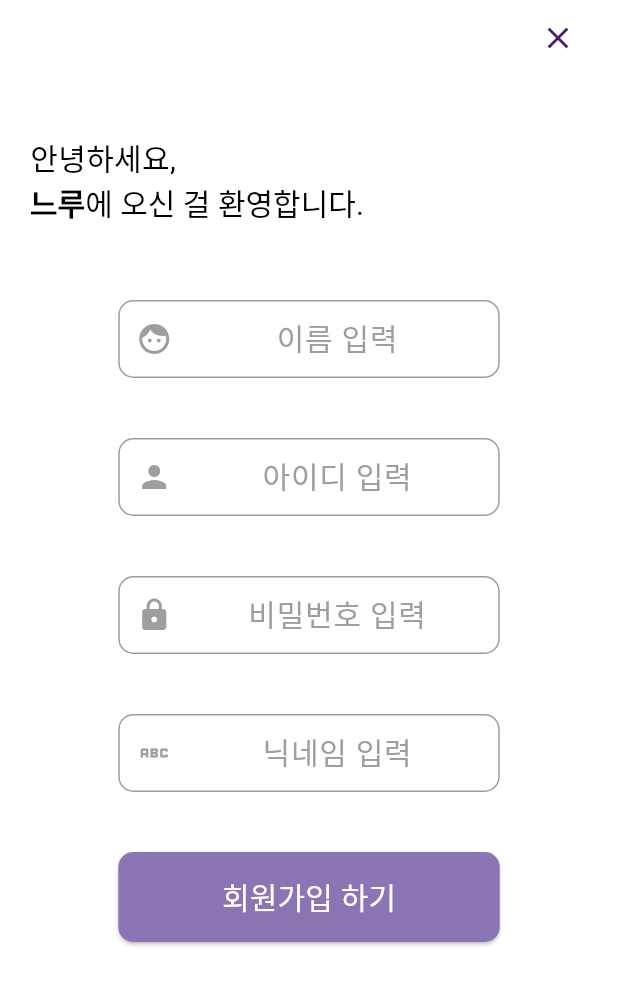
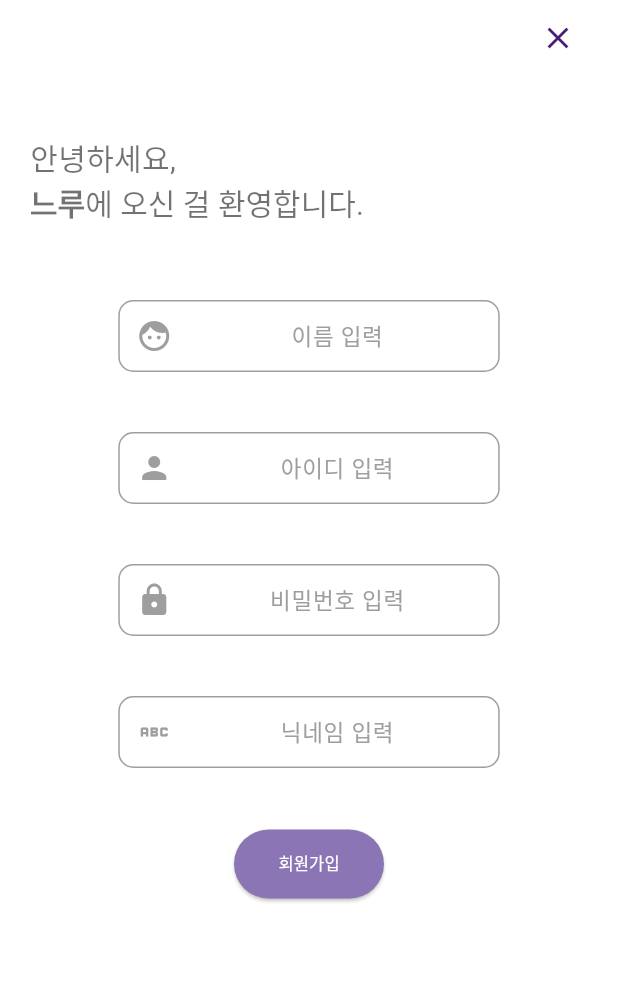
Before and after one commit to MALO-voice-kiosk-service/frontend, a Flutter app: the screen it shows after launch, after a tap on "회원가입", on a phone screen of 412 x 824 dp. Shown: the top 985 px of the screen. Run offline on Flutter 3.47's test engine with Material 3 defaults, Android fonts, the phone set to English and light mode, and no system bars; our stand-ins replace flutter_feather_icons, get, image_picker; missing offline and left inert: dart:ffi, flutter_naver_map; network calls fail; Roboto replaces fonts that are missing (NanumSquareNeo).

Commit message:
s_signup_ui

```diff
--- a/lib/screens/loading.dart
+++ b/lib/screens/loading.dart
@@ -21,7 +21,17 @@ class _LoadingPageState extends State<LoadingPage>{
   Widget build(BuildContext context) {
     return Scaffold(
       resizeToAvoidBottomInset : false,
-      body: SingleChildScrollView(
+      body: Stack(
+        children: [
+          Container(
+            width: MediaQuery.of(context).size.width,
+            height: MediaQuery.of(context).size.height,
+            child: Image.asset(
+              'lib/assets/back_img.png',
+              fit: BoxFit.fill,
+            ),
+          ),
+          SingleChildScrollView(
             child: Container(
               color: const Color(0xff8B75B5),
               child: Column(
@@ -47,17 +57,11 @@ class _LoadingPageState extends State<LoadingPage>{
                       'lib/assets/loading_logo.png',
                     ),
                   ),
-              Container(
-                width: MediaQuery.of(context).size.width,
-                height: MediaQuery.of(context).size.height,
-                child: Image.asset(
-                  'lib/assets/loading_road.png',
-                  fit: BoxFit.fill,
+                ],
+              )
             ),
           ),
         ],
-          )
-        ),
       ),
     );
   }
--- a/lib/screens/login_signup/login.dart
+++ b/lib/screens/login_signup/login.dart
@@ -230,7 +230,7 @@ class LoginPageState extends State<LoginPage> {
                               width: 100,
                               child: ElevatedButton(
                                 onPressed: () {
-                                  Get.to(() => SignupPage());
+                                  Get.to(SignupPage());
                                 },
                                 style: ElevatedButton.styleFrom(
                                     foregroundColor: Colors.black,
--- a/lib/screens/login_signup/signup.dart
+++ b/lib/screens/login_signup/signup.dart
@@ -2,6 +2,7 @@ import 'dart:ui';
 import 'package:flutter/material.dart';
 import 'package:get/get.dart';
 import 'package:get/get_core/src/get_main.dart';
+import 'package:sparcs_2024_frontend/screens/login_signup/login.dart';
 import 'package:sparcs_2024_frontend/service/api.dart';
 
 import '../main.dart';
@@ -11,7 +12,7 @@ class SignupPage extends StatefulWidget {
   State<StatefulWidget> createState() => SignupPageState();
 }
 
-class SignupPageState extends State<SignupPage> {
+class SignupPageState extends State<SignupPage> with SingleTickerProviderStateMixin{
   final _formKey = GlobalKey<FormState>();
 
   //밑에서 입력받을 유저 정보
@@ -23,6 +24,9 @@ class SignupPageState extends State<SignupPage> {
   String userPw = "";
   final TextEditingController userNicknameController = TextEditingController();
   String userNickname = "";
+
+  late AnimationController _controller;
+  late Animation<double> _animation;
 
   @override
   void initState() {
@@ -52,6 +56,14 @@ class SignupPageState extends State<SignupPage> {
         userNickname = userNicknameController.text;
       });
     });
+
+    _controller = AnimationController(
+      duration: const Duration(seconds: 2),
+      vsync: this,
+    );
+    _animation = Tween<double>(begin: 0, end: 1).animate(_controller);
+    // 애니메이션 시작
+    _controller.forward();
   }
 
   @override
@@ -61,6 +73,7 @@ class SignupPageState extends State<SignupPage> {
     userIdController.dispose();
     userPwController.dispose();
     userNicknameController.dispose();
+    _controller.dispose();
     super.dispose();
   }
 
@@ -80,7 +93,7 @@ class SignupPageState extends State<SignupPage> {
 
       if (response == 200) {
         // 회원가입 성공
-        Get.to(() => MainPage(), arguments: userNickname);
+        Get.to(LoginPage());
       } else {
         // 회원가입 실패
         showDialog(
@@ -92,7 +105,16 @@ class SignupPageState extends State<SignupPage> {
             });
             return AlertDialog(
               title: Text('회원가입 실패'),
-              content: Text('중복 아이디가 존재합니다.'),
+              content: Container(
+                height: 200,
+                child: Column(
+                  mainAxisAlignment: MainAxisAlignment.start,
+                  children: [
+                    Divider(),
+                    Text('중복 아이디가 존재합니다.'),
+                  ],
+                ),
+              ),
             );
           },
         );
@@ -107,7 +129,16 @@ class SignupPageState extends State<SignupPage> {
           });
           return AlertDialog(
             title: Text('회원가입 실패'),
-            content: Text('각 항목의 조건을 확인하세요.'),
+            content: Container(
+              height: 200,
+              child: Column(
+                mainAxisAlignment: MainAxisAlignment.start,
+                children: [
+                  Divider(),
+                  Text('각 항목의 조건을 확인하세요.'),
+                ],
+              ),
+            ),
           );
         },
       );
@@ -148,7 +179,9 @@ class SignupPageState extends State<SignupPage> {
             Container(
               height: 20,
             ),
-            Container(
+            FadeTransition(
+              opacity: _animation,
+              child: Container(
                 child: Column(
                   crossAxisAlignment: CrossAxisAlignment.start,
                   children: [
@@ -171,6 +204,7 @@ class SignupPageState extends State<SignupPage> {
                                   color: Colors.black,
                                   fontSize: 20,
                                   fontWeight: FontWeight.bold,
+                                  fontFamily: 'NanumSquareNeo',
                                 ),
                               ),
                               TextSpan(
@@ -178,6 +212,7 @@ class SignupPageState extends State<SignupPage> {
                                 style: TextStyle(
                                   color: Colors.black,
                                   fontSize: 20,
+                                  fontFamily: 'NanumSquareNeo',
                                 ),
                               ),
                             ],
@@ -186,6 +221,7 @@ class SignupPageState extends State<SignupPage> {
                       ],
                     ),
                   ],
+                ),
               ),
             ),
             Container(
@@ -220,7 +256,7 @@ class SignupPageState extends State<SignupPage> {
                   hintText: "이름 입력",
                   hintStyle: TextStyle(
                     color: Colors.grey,
-                    fontSize: 20,
+                    fontSize: 15,
                   ),
                   contentPadding: EdgeInsets.all(10),
                 ),
@@ -267,7 +303,7 @@ class SignupPageState extends State<SignupPage> {
                   hintText: "아이디 입력",
                   hintStyle: TextStyle(
                     color: Colors.grey,
-                    fontSize: 20,
+                    fontSize: 15,
                   ),
                   contentPadding: EdgeInsets.all(10),
                 ),
@@ -314,7 +350,7 @@ class SignupPageState extends State<SignupPage> {
                   hintText: "비밀번호 입력",
                   hintStyle: TextStyle(
                     color: Colors.grey,
-                    fontSize: 20,
+                    fontSize: 15,
                   ),
                   contentPadding: EdgeInsets.all(10),
                 ),
@@ -362,7 +398,7 @@ class SignupPageState extends State<SignupPage> {
                   hintText: "닉네임 입력",
                   hintStyle: TextStyle(
                     color: Colors.grey,
-                    fontSize: 20,
+                    fontSize: 15,
                   ),
                   contentPadding: EdgeInsets.all(10),
                 ),
@@ -381,12 +417,7 @@ class SignupPageState extends State<SignupPage> {
               height: 40,
             ),
             Container(
-                margin: EdgeInsets.fromLTRB(
-                    (MediaQuery.of(context).size.width) * (1 / 7),
-                    0,
-                    (MediaQuery.of(context).size.width) * (1 / 7),
-                    0),
-                width: double.infinity,
+              width: 100,
                 child: ElevatedButton(
                   onPressed: () {
                     _signup();
@@ -396,12 +427,12 @@ class SignupPageState extends State<SignupPage> {
                       backgroundColor: Color.fromRGBO(139, 117, 181, 1.0),
                       padding: EdgeInsets.symmetric(vertical: 15), // 버튼 높이 조정
                       shape: RoundedRectangleBorder(
-                        borderRadius: BorderRadius.circular(10), // 모서리를 둥글게 설정
+                        borderRadius: BorderRadius.circular(45), // 모서리를 둥글게 설정
                       )),
                   child: const Text(
-                    '회원가입 하기',
+                    '회원가입',
                     style: TextStyle(
-                      fontSize: 20,
+                      fontSize: 11,
                     ),
                   ),
                 )),
```
Lines whose indentation alone changed are shown as unchanged.
